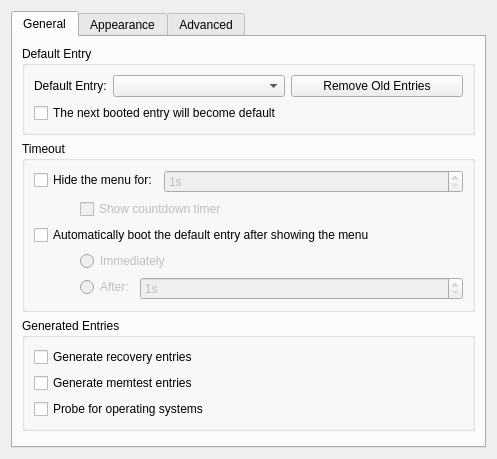
Above: ui/kcm_grub2.ui from KDE/kcm-grub2 before the change. Below: the same form after it.
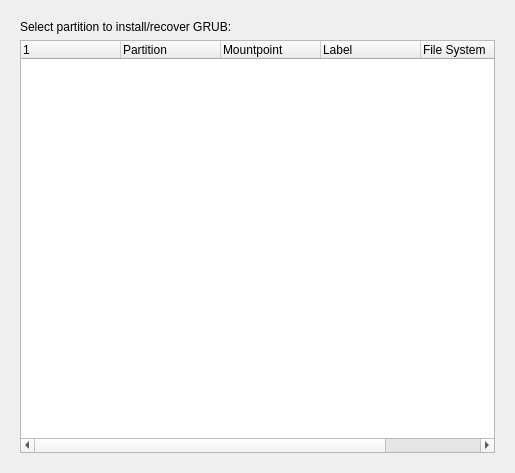
That is the form after the change. The open tabs and pages were chosen to show the change. Custom widgets are drawn as their Qt base class.

Commit message:
New features: 1)recover GRUB and 2)manually select configuration files.
1) Tested GRUB recovery from Kubuntu Maverick LiveCD: works fine.
2) This is a better way to specify the filenames in case they are missing.

Some refinement needs to take place perhaps.

What changed in the file:
```diff
--- a/ui/kcm_grub2.ui
+++ b/ui/kcm_grub2.ui
@@ -6,10 +6,17 @@
    <rect>
     <x>0</x>
     <y>0</y>
-    <width>488</width>
-    <height>459</height>
+    <width>496</width>
+    <height>467</height>
    </rect>
   </property>
+  <layout class="QGridLayout" name="gridLayout_7">
+   <item row="0" column="0">
+    <widget class="QStackedWidget" name="stackedWidget">
+     <property name="currentIndex">
+      <number>0</number>
+     </property>
+     <widget class="QWidget" name="page">
   <layout class="QGridLayout" name="gridLayout_6">
    <item row="0" column="0">
     <widget class="KTabWidget" name="ktabwidget">
@@ -593,6 +600,117 @@
    </item>
   </layout>
  </widget>
+     <widget class="QWidget" name="page_2">
+      <layout class="QFormLayout" name="formLayout_6">
+       <item row="0" column="0">
+        <widget class="QLabel" name="label_menu">
+         <property name="text">
+          <string comment="@label:textbox">GRUB Menu File:</string>
+         </property>
+        </widget>
+       </item>
+       <item row="0" column="1">
+        <widget class="KUrlRequester" name="kurlrequester_menu"/>
+       </item>
+       <item row="1" column="0">
+        <widget class="QLabel" name="label_config">
+         <property name="text">
+          <string comment="@label:textbox">GRUB Configuration File:</string>
+         </property>
+        </widget>
+       </item>
+       <item row="1" column="1">
+        <widget class="KUrlRequester" name="kurlrequester_config"/>
+       </item>
+       <item row="2" column="0">
+        <widget class="QLabel" name="label_env">
+         <property name="text">
+          <string comment="@label:textbox">GRUB Environment File:</string>
+         </property>
+        </widget>
+       </item>
+       <item row="2" column="1">
+        <widget class="KUrlRequester" name="kurlrequester_env"/>
+       </item>
+       <item row="3" column="0">
+        <widget class="QLabel" name="label_memtest">
+         <property name="text">
+          <string comment="@label:textbox">GRUB Memtest Script:</string>
+         </property>
+        </widget>
+       </item>
+       <item row="3" column="1">
+        <widget class="KUrlRequester" name="kurlrequester_memtest"/>
+       </item>
+      </layout>
+     </widget>
+     <widget class="QWidget" name="page_3">
+      <layout class="QGridLayout" name="gridLayout_8">
+       <item row="1" column="0">
+        <widget class="QTreeWidget" name="treeWidget_recover">
+         <property name="editTriggers">
+          <set>QAbstractItemView::NoEditTriggers</set>
+         </property>
+         <property name="iconSize">
+          <size>
+           <width>32</width>
+           <height>32</height>
+          </size>
+         </property>
+         <property name="rootIsDecorated">
+          <bool>false</bool>
+         </property>
+         <property name="columnCount">
+          <number>6</number>
+         </property>
+         <attribute name="headerStretchLastSection">
+          <bool>false</bool>
+         </attribute>
+         <column>
+          <property name="text">
+           <string/>
+          </property>
+         </column>
+         <column>
+          <property name="text">
+           <string comment="@title:column">Partition</string>
+          </property>
+         </column>
+         <column>
+          <property name="text">
+           <string>Mountpoint</string>
+          </property>
+         </column>
+         <column>
+          <property name="text">
+           <string comment="@title:column">Label</string>
+          </property>
+         </column>
+         <column>
+          <property name="text">
+           <string comment="@title:column">File System</string>
+          </property>
+         </column>
+         <column>
+          <property name="text">
+           <string comment="@title:column">Size</string>
+          </property>
+         </column>
+        </widget>
+       </item>
+       <item row="0" column="0">
+        <widget class="QLabel" name="label">
+         <property name="text">
+          <string comment="@label:listbox">Select partition to install/recover GRUB:</string>
+         </property>
+        </widget>
+       </item>
+      </layout>
+     </widget>
+    </widget>
+   </item>
+  </layout>
+ </widget>
  <customwidgets>
   <customwidget>
    <class>KUrlRequester</class>
```
Left out of the diff: 83 changed lines with no effect on the pictures. Lines whose indentation alone changed are shown as unchanged. The commit also changes 7 other files.
